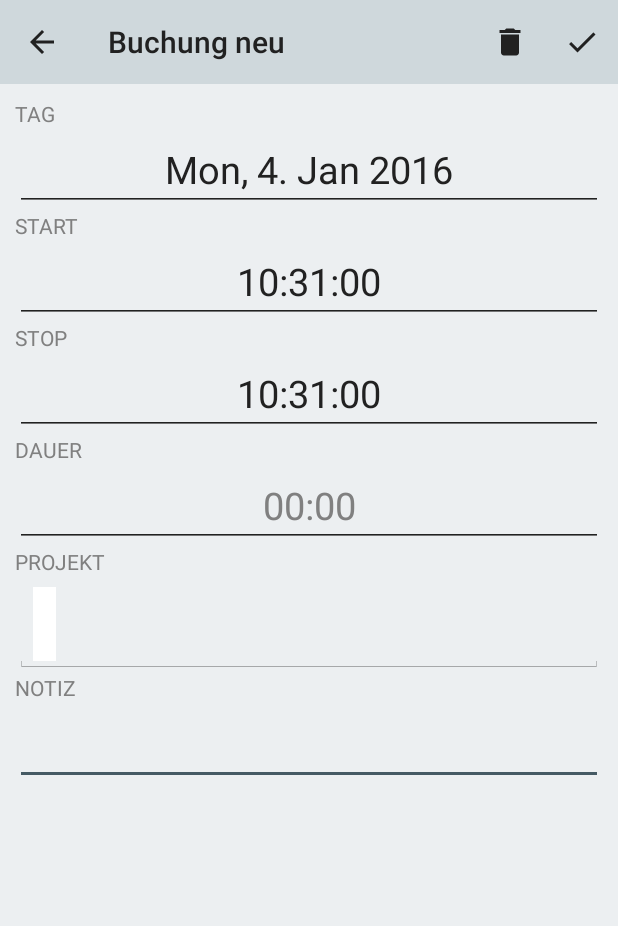
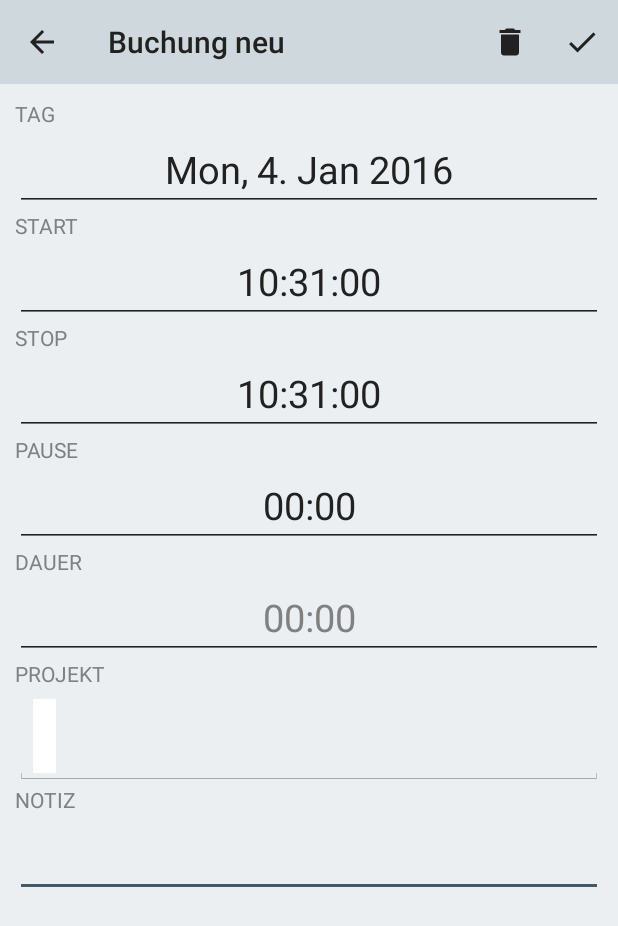
Before and after one commit to devgek/PTime, an Android app: the BookingListActivity screen opened directly, with no data from a screen before it, after a tap on "Neue Buchung", on a phone screen of 412 x 824 dp. Shown: the top 926 px of the screen. Run offline under Robolectric (Android 15) with nearby library versions, the phone set to English and light mode, and no system bars; pictures from the network do not load.

Commit message:
configure break time on booking

```diff
--- a/pTime/src/main/AndroidManifest.xml
+++ b/pTime/src/main/AndroidManifest.xml
@@ -1,7 +1,7 @@
 <manifest xmlns:android="http://schemas.android.com/apk/res/android"
     package="com.gek.and.ptime.free"
-    android:versionCode="5"
-    android:versionName="2.0.0 (Free)" >
+    android:versionCode="6"
+    android:versionName="2.1.0 (Free)" >
 
     <uses-sdk
         android:minSdkVersion="16"
--- a/project4/src/main/java/com/gek/and/project4/activity/BookingDetailActivity.java
+++ b/project4/src/main/java/com/gek/and/project4/activity/BookingDetailActivity.java
@@ -8,6 +8,8 @@ import android.os.Bundle;
 import android.support.v7.app.AlertDialog;
 import android.support.v7.app.AppCompatActivity;
 import android.support.v7.widget.Toolbar;
+import android.text.Editable;
+import android.text.TextWatcher;
 import android.view.Menu;
 import android.view.MenuInflater;
 import android.view.MenuItem;
@@ -32,17 +34,20 @@ import com.gek.and.project4.util.MenuUtil;
 import com.gek.and.project4.view.ProjectView;
 
 import java.util.Calendar;
+import java.util.regex.Pattern;
 
 public class BookingDetailActivity extends AppCompatActivity implements OnTimeSetListener, ProjectSelectionDialogController.ProjectSelectionDialogListener {
 //	private TextView headLine;
 	private EditText day;
 	private EditText from;
 	private EditText to;
+	private EditText mBreak;
 	private EditText duration;
 	private ProjectView projectView;
 	private EditText note;
 
 	private Booking theBooking;
+	private Integer mDuration;
 
 	@Override
 	public boolean onCreateOptionsMenu(Menu menu) {
@@ -104,7 +109,7 @@ public class BookingDetailActivity extends AppCompatActivity implements OnTimeSe
 
 			@Override
 			public void onClick(View v) {
-				showTimePickerDialog((EditText) v);
+				showTimePickerDialog((EditText) v, false);
 			}
 		});
 
@@ -113,7 +118,15 @@ public class BookingDetailActivity extends AppCompatActivity implements OnTimeSe
 
 			@Override
 			public void onClick(View v) {
-				showTimePickerDialog((EditText) v);
+				showTimePickerDialog((EditText) v, false);
+			}
+		});
+
+		mBreak = (EditText) findViewById(R.id.bookingDetailBreak);
+		mBreak.setOnClickListener(new OnClickListener() {
+			@Override
+			public void onClick(View v) {
+				showTimePickerDialog((EditText) v, true);
 			}
 		});
 
@@ -171,6 +184,46 @@ public class BookingDetailActivity extends AppCompatActivity implements OnTimeSe
 			to.setText(DateUtil.getFormattedTime(cTo.getTime()));
 			to.setTag(cTo);
 
+			int breakHours = theBooking.getBreakHours() != null ? theBooking.getBreakHours() : 0;
+			int breakMinutes = theBooking.getBreakMinutes() != null ? theBooking.getBreakMinutes() : 0;
+			Calendar cBreak = Calendar.getInstance();
+			cBreak.set(Calendar.HOUR_OF_DAY, breakHours);
+			cBreak.set(Calendar.MINUTE, breakMinutes);
+			mBreak.setText(DateUtil.getFormattedHM(breakHours + breakMinutes));
+			mBreak.setTag(cBreak);
+
+			/*
+			mBreak.addTextChangedListener(new TextWatcher() {
+				private final Pattern sPattern
+						= Pattern.compile("[0-2]{1}[0-4]{1}:[0-6]{1}[0-9]{1}");
+
+				private CharSequence mText;
+
+				private boolean isValid(CharSequence s) {
+					return sPattern.matcher(s).matches();
+				}
+
+				@Override
+				public void onTextChanged(CharSequence s, int start, int before, int count) {
+				}
+
+				@Override
+				public void beforeTextChanged(CharSequence s, int start, int count,
+											  int after) {
+					mText = isValid(s) ? s.toString() : "";
+				}
+
+				@Override
+				public void afterTextChanged(Editable s) {
+					if (!isValid(s)) {
+						mBreak.setText(mText);
+					}
+					mText = null;
+				}
+			});
+			*/
+
+
 			updateDuration();
 
 			if (theBooking.getProjectId() != null) {
@@ -188,9 +241,12 @@ public class BookingDetailActivity extends AppCompatActivity implements OnTimeSe
 	private void updateDuration() {
 		Calendar cFrom = (Calendar) from.getTag();
 		Calendar cTo = (Calendar) to.getTag();
-		Integer minutes = DateUtil.getMinutes(cFrom.getTime(), cTo.getTime());
+		Calendar cBreak = (Calendar) mBreak.getTag();
 
-		duration.setText(DateUtil.getFormattedHM(minutes));
+		Integer breakTime = DateUtil.getBreakTime(cBreak);
+		mDuration = DateUtil.getMinutes(cFrom.getTime(), cTo.getTime()) - breakTime;
+
+		duration.setText(DateUtil.getFormattedHM(mDuration));
 	}
 
 	private void prepareDataProject(Long projectId) {
@@ -207,6 +263,7 @@ public class BookingDetailActivity extends AppCompatActivity implements OnTimeSe
 		Calendar cDay = (Calendar) this.day.getTag();
 		Calendar cFrom = (Calendar) this.from.getTag();
 		Calendar cTo = (Calendar) this.to.getTag();
+		Calendar cBreak = (Calendar) this.mBreak.getTag();
 
 		Calendar cFromCombined = DateUtil.combineDateAndTime(cDay, cFrom);
 		Calendar cToCombined = DateUtil.combineDateAndTime(cDay, cTo);
@@ -220,6 +277,12 @@ public class BookingDetailActivity extends AppCompatActivity implements OnTimeSe
 			return;
 		}
 
+		Integer breakTime = DateUtil.getBreakTime(cBreak);
+		if (breakTime > mDuration) {
+			Toast.makeText(this, "Pause darf nicht länger als Dauer sein.", Toast.LENGTH_SHORT).show();
+			return;
+		}
+
 		Long projectId = (Long) this.projectView.getTag();
 		if (projectId == null) {
 			Toast.makeText(this, "Ein Projekt muss ausgewählt werden.", Toast.LENGTH_SHORT).show();
@@ -229,6 +292,10 @@ public class BookingDetailActivity extends AppCompatActivity implements OnTimeSe
 		this.theBooking.setFrom(cFromCombined.getTime());
 
 		this.theBooking.setTo(cToCombined.getTime());
+
+		Integer breakHours = breakTime / 60;
+		this.theBooking.setBreakHours(breakHours);
+		this.theBooking.setBreakMinutes((breakTime - breakHours * 60) % 60);
 
 		this.theBooking.setProjectId(projectId);
 
@@ -321,8 +388,8 @@ public class BookingDetailActivity extends AppCompatActivity implements OnTimeSe
 	    newFragment.show(getFragmentManager(), "datePicker");
 	}
 
-	public void showTimePickerDialog(final EditText v) {
-	    DialogFragment newFragment = new TimePickerFragment(v, this);
+	public void showTimePickerDialog(final EditText v, boolean formatShort) {
+	    DialogFragment newFragment = new TimePickerFragment(v, this, formatShort);
 	    newFragment.show(getFragmentManager(), "timePicker");
 	}
 
--- a/project4/src/main/java/com/gek/and/project4/service/BookingService.java
+++ b/project4/src/main/java/com/gek/and/project4/service/BookingService.java
@@ -158,6 +158,9 @@ public class BookingService {
 		Booking start = new Booking();
 		start.setProjectId(projectId);
 		start.setNote(project.getDefaultNote());
+		start.setBreakHours(0);
+		start.setBreakMinutes(0);
+		start.setMinutes(0);
 		start.setFrom(new Date());
 		long bookingId = this.bookingDao.insert(start);
 		if (bookingId > 0) {
--- a/project4/src/main/java/com/gek/and/project4/util/DateUtil.java
+++ b/project4/src/main/java/com/gek/and/project4/util/DateUtil.java
@@ -32,6 +32,9 @@ public class DateUtil {
 	}
 
 	public static String getFormattedHM(int minutes) {
+		if (minutes < 0) {
+			return formatHM(0, 0);
+		}
 		int hours = (int) Math.floor(minutes / 60);
 		int mins = minutes - (hours * 60);
 		return formatHM(hours, mins);
@@ -81,6 +84,13 @@ public class DateUtil {
 		}
 	}
 
+	public static Integer getBreakTime(Calendar cBreak) {
+		int breakHours = cBreak.get(Calendar.HOUR_OF_DAY) * 60;
+		int breakMinutes = cBreak.get(Calendar.MINUTE);
+
+		return breakHours + breakMinutes;
+	}
+
 	private static String formatHM(int hours, int minutes) {
 		return String.format("%02d:%02d", hours, minutes);
 	}
--- a/project4/src/main/res/layout/booking_detail.xml
+++ b/project4/src/main/res/layout/booking_detail.xml
@@ -75,7 +75,27 @@
             android:focusable="false"
             android:gravity="center"
             android:inputType="time"
-            android:textSize="@dimen/text_big" />
+            android:textSize="@dimen/text_big"
+            />
+
+        <TextView
+            android:id="@+id/bookingDetailBreakLabel"
+            android:layout_width="wrap_content"
+            android:layout_height="wrap_content"
+            android:labelFor="@+id/bookingDetailBreak"
+            android:text="@string/booking_detail_break_label"
+            style="@style/label"
+            />
+
+        <EditText
+            android:id="@+id/bookingDetailBreak"
+            android:layout_width="match_parent"
+            android:layout_height="@dimen/text_view_big"
+            android:focusable="false"
+            android:gravity="center"
+            android:inputType="time"
+            android:textSize="@dimen/text_big"
+            />
 
         <TextView
             android:id="@+id/bookingDetailDurationLabel"
--- a/project4/src/main/res/values/strings.xml
+++ b/project4/src/main/res/values/strings.xml
@@ -34,6 +34,7 @@
     <string name="booking_detail_day_label">TAG</string>
     <string name="booking_detail_from_label">START</string>
     <string name="booking_detail_to_label">STOP</string>
+    <string name="booking_detail_break_label">PAUSE</string>
     <string name="booking_detail_duration_label">DAUER</string>
     <string name="booking_detail_project_label">PROJEKT</string>
     <string name="booking_detail_note_label">NOTIZ</string>
```
Also changed, not shown: project4/src/main/java/com/gek/and/project4/activity/ProjectDetailActivity.java (+7 -1 lines), project4/src/main/java/com/gek/and/project4/fragment/TimePickerFragment.java (+14 -1 lines).
